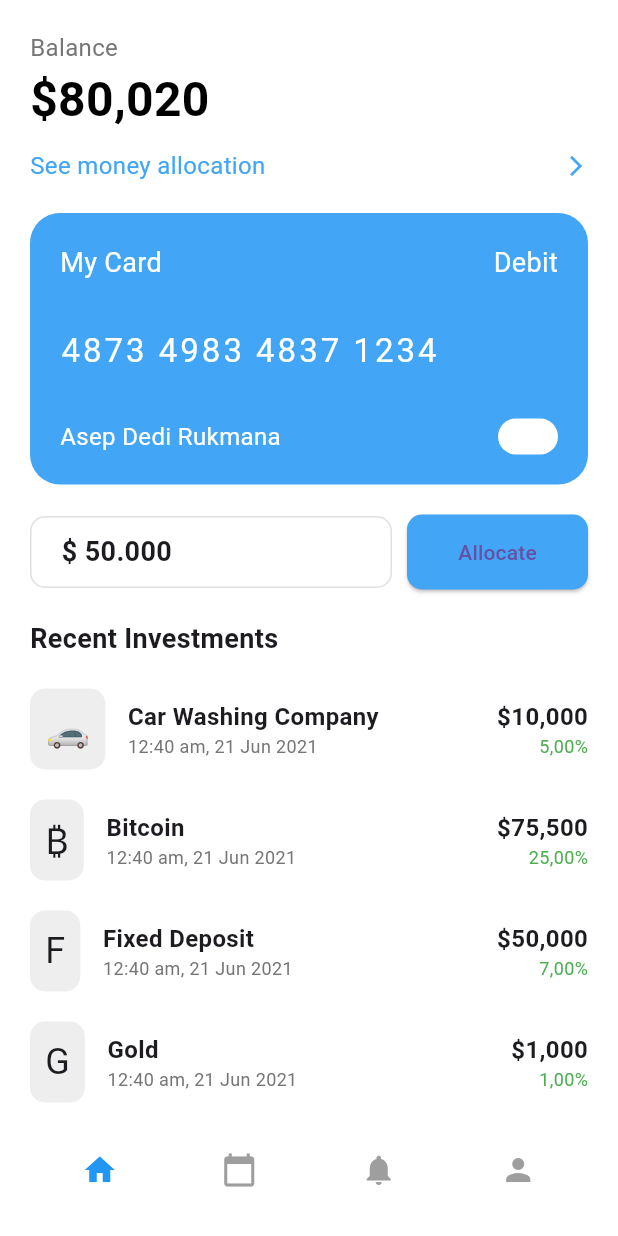
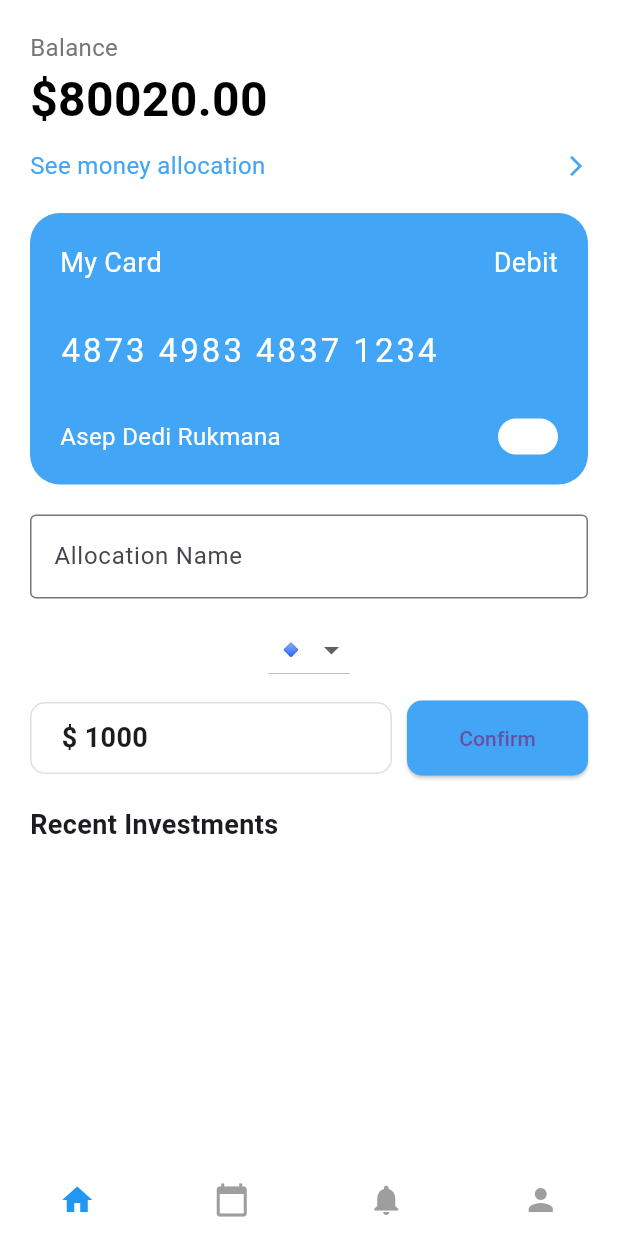
Before and after one commit to Nived-Manoj/Money_Management_App, a Flutter app: the screen it shows after launch, after a tap on "Allocate", on a phone screen of 412 x 824 dp. Run offline on Flutter 3.47's test engine with Material 3 defaults, Android fonts, the phone set to English and light mode, and no system bars; our stand-ins replace fl_chart; network calls fail.

Commit message:
initial committed

```diff
--- a/lib/home_screen.dart
+++ b/lib/home_screen.dart
@@ -1,35 +1,66 @@
 import 'package:flutter/material.dart';
 import 'package:money_management/spends.dart';
 
-class HomeScreen extends StatelessWidget {
+class HomeScreen extends StatefulWidget {
+  @override
+  _HomeScreenState createState() => _HomeScreenState();
+}
+
+class _HomeScreenState extends State<HomeScreen> {
+  double balance = 80020;
+  List<Allocation> recentAllocations = [];
+
+  void allocate(String name, double amount, String icon) {
+    if (balance >= amount) {
+      setState(() {
+        balance -= amount;
+        recentAllocations.insert(
+          0,
+          Allocation(
+            icon: icon,
+            name: name,
+            amount: amount,
+            percentage: ((amount / 80020) * 100).toStringAsFixed(2) + '%',
+          ),
+        );
+      });
+    }
+  }
+
   @override
   Widget build(BuildContext context) {
     return Scaffold(
       backgroundColor: Colors.white,
       body: SafeArea(
+        child: SingleChildScrollView(
           child: Padding(
             padding: EdgeInsets.all(20),
             child: Column(
               crossAxisAlignment: CrossAxisAlignment.start,
               children: [
-              BalanceWidget(),
+                BalanceWidget(balance: balance),
                 SizedBox(height: 20),
                 CardWidget(),
                 SizedBox(height: 20),
-              AllocationWidget(),
+                AllocationWidget(onAllocate: allocate),
                 SizedBox(height: 20),
-              RecentAllocationWidget(),
-              Spacer(),
-              BottomNavigationWidget(),
+                RecentAllocationWidget(allocations: recentAllocations),
+                SizedBox(height: 20), // Add some space to avoid overflow
               ],
             ),
           ),
         ),
+      ),
+      bottomNavigationBar: BottomNavigationWidget(),
     );
   }
 }
 
 class BalanceWidget extends StatelessWidget {
+  final double balance;
+
+  BalanceWidget({required this.balance});
+
   @override
   Widget build(BuildContext context) {
     return Column(
@@ -40,7 +71,7 @@ class BalanceWidget extends StatelessWidget {
           style: TextStyle(fontSize: 16, color: Colors.grey[600]),
         ),
         Text(
-          '\$80,020',
+          '\$${balance.toStringAsFixed(2)}',
           style: TextStyle(
               fontSize: 32, fontWeight: FontWeight.bold, color: Colors.black),
         ),
@@ -109,10 +140,51 @@ class CardWidget extends StatelessWidget {
   }
 }
 
-class AllocationWidget extends StatelessWidget {
+class AllocationWidget extends StatefulWidget {
+  final Function(String, double, String) onAllocate;
+
+  AllocationWidget({required this.onAllocate});
+
+  @override
+  _AllocationWidgetState createState() => _AllocationWidgetState();
+}
+
+class _AllocationWidgetState extends State<AllocationWidget> {
+  final TextEditingController _nameController = TextEditingController();
+  String _selectedIcon = '🔹';
+  final double _allocationAmount = 1000;
+  bool _isAllocating = false;
+
   @override
   Widget build(BuildContext context) {
-    return Row(
+    return Column(
+      children: [
+        if (_isAllocating) ...[
+          TextField(
+            controller: _nameController,
+            decoration: InputDecoration(
+              labelText: 'Allocation Name',
+              border: OutlineInputBorder(),
+            ),
+          ),
+          SizedBox(height: 10),
+          DropdownButton<String>(
+            value: _selectedIcon,
+            items: ['🔹', '🔸', '🔺', '🔻'].map((String icon) {
+              return DropdownMenuItem<String>(
+                value: icon,
+                child: Text(icon, style: TextStyle(fontSize: 24)),
+              );
+            }).toList(),
+            onChanged: (String? newValue) {
+              setState(() {
+                _selectedIcon = newValue!;
+              });
+            },
+          ),
+          SizedBox(height: 10),
+        ],
+        Row(
           children: [
             Expanded(
               flex: 2,
@@ -122,18 +194,35 @@ class AllocationWidget extends StatelessWidget {
                   border: Border.all(color: Colors.grey[300]!),
                   borderRadius: BorderRadius.circular(10),
                 ),
-            child: Text('\$ 50.000',
-                style: TextStyle(fontSize: 18, fontWeight: FontWeight.bold)),
+                child: Text('\$ 1000',
+                    style:
+                        TextStyle(fontSize: 18, fontWeight: FontWeight.bold)),
               ),
             ),
             SizedBox(width: 10),
             Expanded(
               flex: 1,
               child: ElevatedButton(
-            child: Text('Allocate'),
-            onPressed: () {},
+                child: Text(_isAllocating ? 'Confirm' : 'Allocate'),
+                onPressed: () {
+                  if (_isAllocating) {
+                    if (_nameController.text.isNotEmpty) {
+                      widget.onAllocate(_nameController.text, _allocationAmount,
+                          _selectedIcon);
+                      setState(() {
+                        _isAllocating = false;
+                        _nameController.clear();
+                        _selectedIcon = '🔹';
+                      });
+                    }
+                  } else {
+                    setState(() {
+                      _isAllocating = true;
+                    });
+                  }
+                },
                 style: ElevatedButton.styleFrom(
-              primary: Colors.blue[400],
+                  backgroundColor: Colors.blue[400],
                   shape: RoundedRectangleBorder(
                       borderRadius: BorderRadius.circular(10)),
                   padding: EdgeInsets.symmetric(vertical: 15),
@@ -141,11 +230,17 @@ class AllocationWidget extends StatelessWidget {
               ),
             ),
           ],
+        ),
+      ],
     );
   }
 }
 
 class RecentAllocationWidget extends StatelessWidget {
+  final List<Allocation> allocations;
+
+  RecentAllocationWidget({required this.allocations});
+
   @override
   Widget build(BuildContext context) {
     return Column(
@@ -154,26 +249,19 @@ class RecentAllocationWidget extends StatelessWidget {
         Text('Recent Investments',
             style: TextStyle(fontSize: 18, fontWeight: FontWeight.bold)),
         SizedBox(height: 20),
+        ...allocations.map((allocation) {
+          return Column(
+            children: [
               AllocationItem(
-            icon: '🚗',
-            name: 'Car Washing Company',
-            amount: '\$10,000',
-            percentage: '5,00%'),
+                icon: allocation.icon,
+                name: allocation.name,
+                amount: '\$${allocation.amount}',
+                percentage: allocation.percentage,
+              ),
               SizedBox(height: 20),
-        AllocationItem(
-            icon: '₿',
-            name: 'Bitcoin',
-            amount: '\$75,500',
-            percentage: '25,00%'),
-        SizedBox(height: 20),
-        AllocationItem(
-            icon: 'F',
-            name: 'Fixed Deposit',
-            amount: '\$50,000',
-            percentage: '7,00%'),
-        SizedBox(height: 20),
-        AllocationItem(
-            icon: 'G', name: 'Gold', amount: '\$1,000', percentage: '1,00%'),
+            ],
+          );
+        }).toList(),
       ],
     );
   }
@@ -255,3 +343,16 @@ class BottomNavigationWidget extends StatelessWidget {
     );
   }
 }
+
+class Allocation {
+  final String icon;
+  final String name;
+  final double amount;
+  final String percentage;
+
+  Allocation(
+      {required this.icon,
+      required this.name,
+      required this.amount,
+      required this.percentage});
+}
```
Lines whose indentation alone changed are shown as unchanged.
